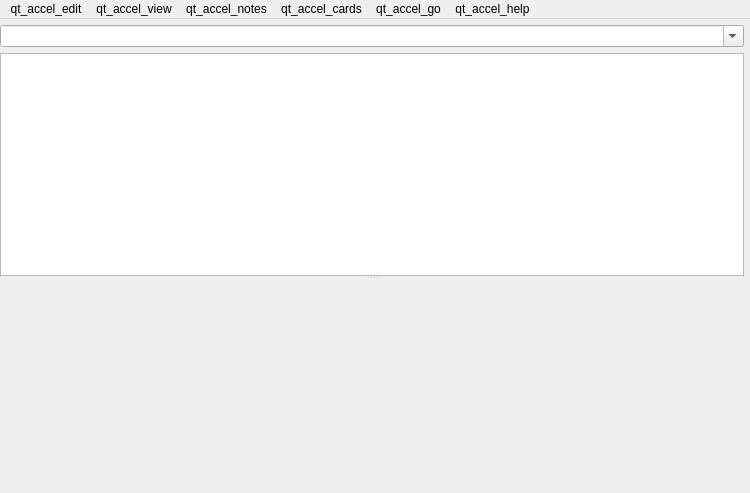
Qt form qt/aqt/forms/browser.ui (ankitects/anki) before a commit.
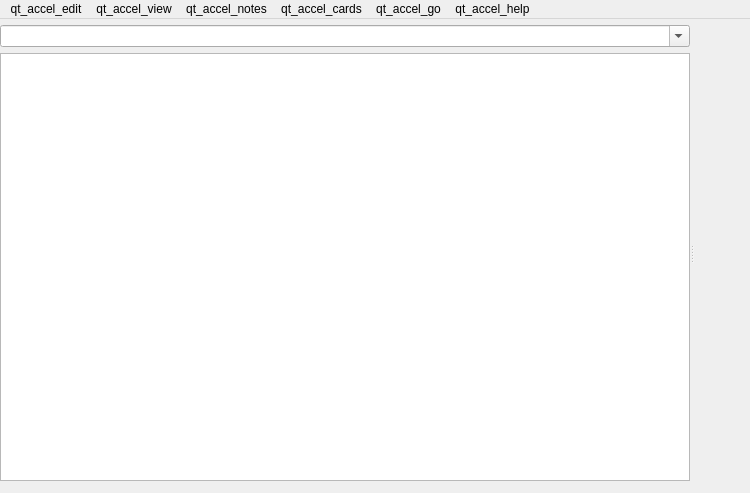
The same form after that commit. Icons and pictures are not drawn.

```diff
--- a/qt/aqt/forms/browser.ui
+++ b/qt/aqt/forms/browser.ui
@@ -46,7 +46,7 @@
        </sizepolicy>
       </property>
       <property name="orientation">
-       <enum>Qt::Vertical</enum>
+       <enum>Qt::Horizontal</enum>
       </property>
       <widget class="QWidget" name="widget" native="true">
        <property name="sizePolicy">
```
Left out of the diff: 35 changed lines with no effect on the pictures.
